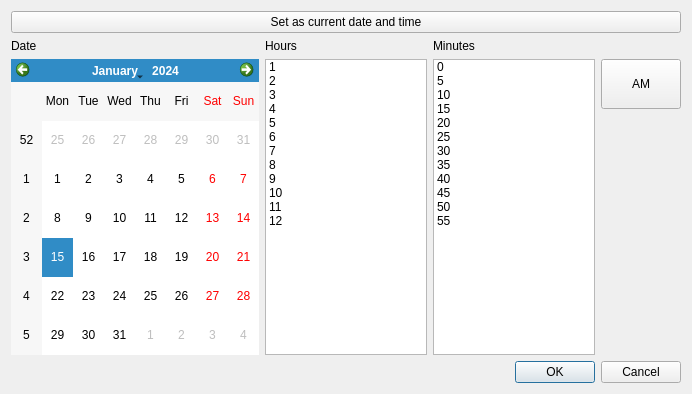
Qt form ui_datatimerpicker.ui (NathanW2/qmap) before a commit.
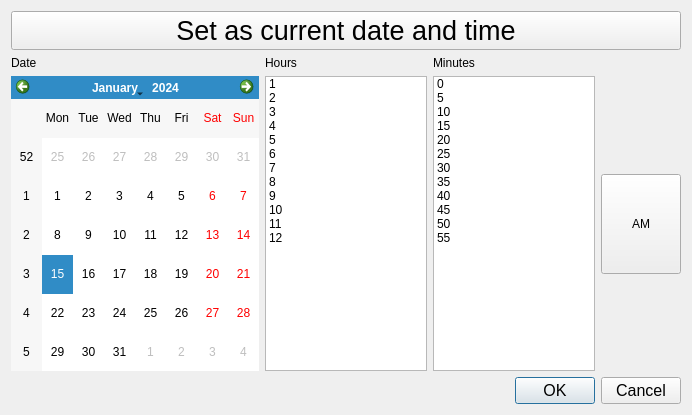
The same form after that commit.

Commit message: Make date time picker font bigger

The edit to the form file:
```diff
--- a/ui_datatimerpicker.ui
+++ b/ui_datatimerpicker.ui
@@ -7,7 +7,7 @@
     <x>0</x>
     <y>0</y>
     <width>692</width>
-    <height>394</height>
+    <height>415</height>
    </rect>
   </property>
   <property name="sizePolicy">
@@ -25,6 +25,15 @@
   <layout class="QGridLayout" name="gridLayout">
    <item row="0" column="0" colspan="4">
     <widget class="QPushButton" name="setasnowbutton">
+     <property name="font">
+      <font>
+       <family>Tahoma</family>
+       <pointsize>20</pointsize>
+       <weight>9</weight>
+       <italic>false</italic>
+       <bold>false</bold>
+      </font>
+     </property>
      <property name="text">
       <string>Set as current date and time</string>
      </property>
@@ -203,6 +212,19 @@
    </item>
    <item row="2" column="3">
     <layout class="QVBoxLayout" name="verticalLayout">
+     <item>
+      <spacer name="verticalSpacer_2">
+       <property name="orientation">
+        <enum>Qt::Vertical</enum>
+       </property>
+       <property name="sizeHint" stdset="0">
+        <size>
+         <width>20</width>
+         <height>40</height>
+        </size>
+       </property>
+      </spacer>
+     </item>
      <item>
       <widget class="QPushButton" name="ampmbutton">
        <property name="sizePolicy">
@@ -214,7 +236,7 @@
        <property name="minimumSize">
         <size>
          <width>0</width>
-         <height>50</height>
+         <height>100</height>
         </size>
        </property>
        <property name="text">
@@ -240,8 +262,17 @@
      </item>
     </layout>
    </item>
-   <item row="3" column="2" colspan="2">
+   <item row="3" column="0" colspan="4">
     <widget class="QDialogButtonBox" name="buttonBox">
+     <property name="font">
+      <font>
+       <family>Tahoma</family>
+       <pointsize>12</pointsize>
+       <weight>9</weight>
+       <italic>false</italic>
+       <bold>false</bold>
+      </font>
+     </property>
      <property name="standardButtons">
       <set>QDialogButtonBox::Cancel|QDialogButtonBox::Ok</set>
      </property>
```
Left out of the diff: 4 changed lines with no effect on the pictures.
